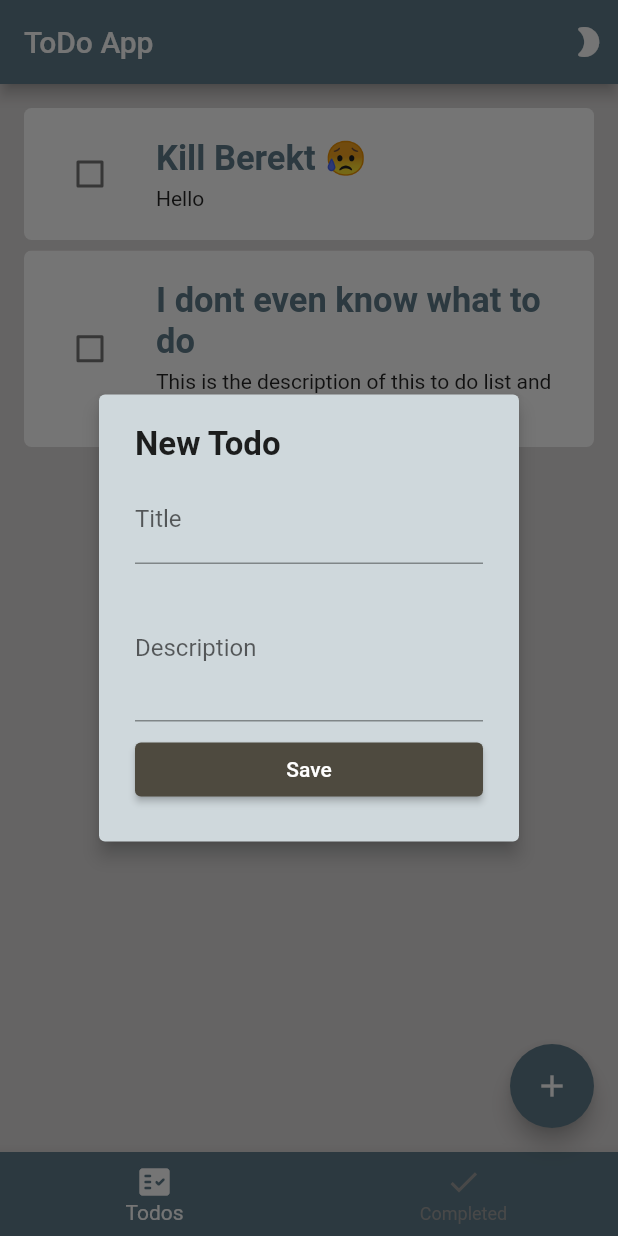
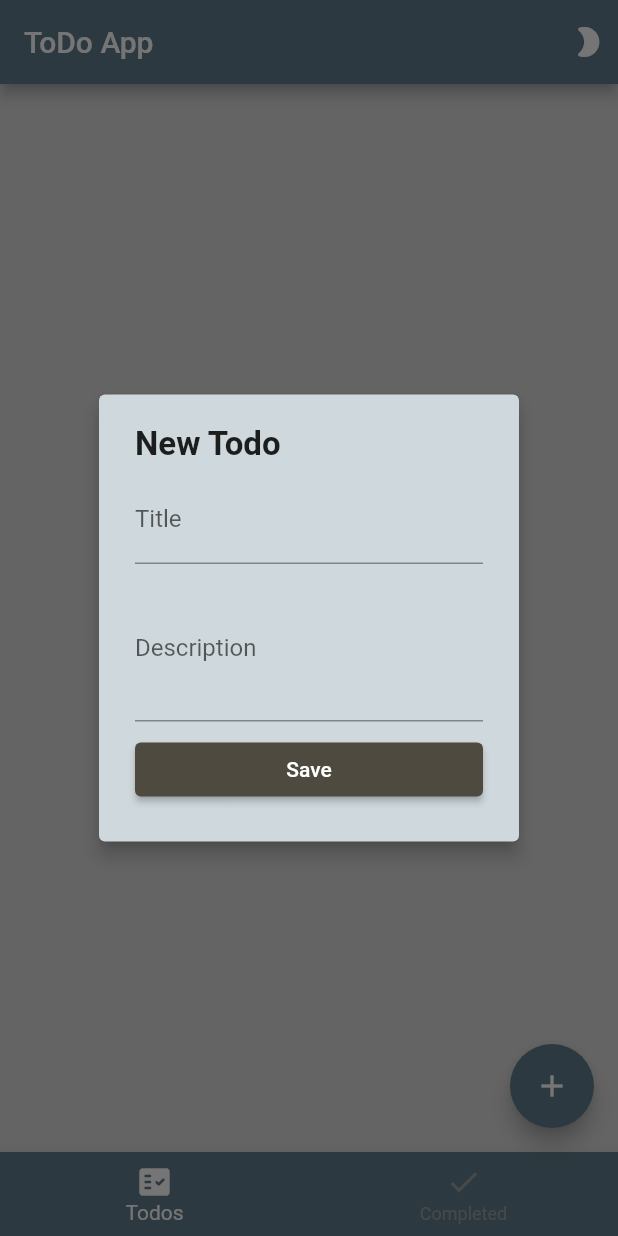
Before and after one commit to BrookFeleke/Todo, a Flutter app: the screen it shows after launch, after a tap on the "add" icon, on a phone screen of 412 x 824 dp. Run offline on Flutter 3.47's test engine with Material 2 defaults, Android fonts, the phone set to English and light mode, and no system bars; drawn by our look-alikes of flutter_slidable.

Commit message:
:white_check_mark: most functionality complete, firebase integration next

```diff
--- a/lib/page/homepage.dart
+++ b/lib/page/homepage.dart
@@ -18,10 +18,10 @@ class _HomePageState extends State<HomePage> {
   Widget build(BuildContext context) {
     final tabs = [
       const TodoListWidget(),
-      CompletedListWidget(),
+      const CompletedListWidget(),
     ];
     return Scaffold(
-      backgroundColor: Color.fromARGB(255, 221, 218, 218),
+      backgroundColor: const  Color.fromARGB(255, 221, 218, 218),
       appBar: AppBar(
         actions: const  [
          Padding(
@@ -29,7 +29,7 @@ class _HomePageState extends State<HomePage> {
             child: Icon(Icons.mode_night_rounded),
           )
         ],
-        title: Text(MyApp.title),
+        title: const Text(MyApp.title),
       ),
       bottomNavigationBar: BottomNavigationBar(
         backgroundColor: Theme.of(context).primaryColor,
@@ -49,12 +49,12 @@ class _HomePageState extends State<HomePage> {
       ),
       body: tabs[_selectedIndex],
       floatingActionButton: FloatingActionButton(
-        child: Icon(Icons.add),
+        child: const  Icon(Icons.add),
         onPressed: () {
           showDialog(
               context: context,
               builder: (_) {
-                return AddTodoDialogWidget();
+                return const AddTodoDialogWidget();
               },
               barrierDismissible: false);
         },
--- a/lib/provider/todos.dart
+++ b/lib/provider/todos.dart
@@ -1,15 +1,16 @@
 import 'package:flutter/material.dart';
 import '../model/todo.dart';
 class TodosProvider extends ChangeNotifier {
+  // ignore: prefer_final_fields
   List<Todo> _todo = [
-    Todo(
-      createdTime: DateTime.now(),
-      title: 'Kill Berekt 😥',
-description: 'Hello',
-    ),
-    Todo(createdTime: DateTime.now(),
-    title: 'I dont even know what to do',
-    description: 'This is the description of this to do list and it is todo to do bla bla bla')
+//     Todo(
+//       createdTime: DateTime.now(),
+//       title: 'Kill Berekt 😥',
+// description: 'Hello',
+//     ),
+//     Todo(createdTime: DateTime.now(),
+//     title: 'I dont even know what to do',
+//     description: 'This is the description of this to do list and it is todo to do bla bla bla')
   ];
 
 
@@ -30,7 +31,14 @@ description: 'Hello',
 
   bool toggleTodoState(Todo todo){
     todo.isDone = !todo.isDone;
+    notifyListeners();
     return todo.isDone;
+  }
+
+  void updateTodo(Todo todo, String title, String description) {
+    todo.title = title;
+    todo.description = description;
+
     notifyListeners();
   }
 }
--- a/lib/widget/Todo_form_widget.dart
+++ b/lib/widget/Todo_form_widget.dart
@@ -44,7 +44,7 @@ class TodoFormWidget extends StatelessWidget {
           return null;
         },
         decoration:
-            InputDecoration(border: UnderlineInputBorder(), labelText: 'Title'),
+            const InputDecoration(border: UnderlineInputBorder(), labelText: 'Title'),
       );
   Widget buildDescription() => TextFormField(
         initialValue: description,
@@ -60,6 +60,6 @@ class TodoFormWidget extends StatelessWidget {
         child: const  Text("Save"),
         style: ButtonStyle(
             alignment: Alignment.center,
-            backgroundColor: MaterialStateProperty.all(Color.fromARGB(255, 78, 74, 63)))),
+            backgroundColor: MaterialStateProperty.all(const Color.fromARGB(255, 78, 74, 63)))),
   );
 }
--- a/lib/widget/Todo_widget.dart
+++ b/lib/widget/Todo_widget.dart
@@ -4,6 +4,7 @@ import 'package:provider/provider.dart';
 import 'package:todo/provider/todos.dart';
 import 'package:todo/utils.dart';
 import '../model/todo.dart';
+import '../page/edit_todo_page.dart';
 
 class TodoWidget extends StatelessWidget {
   final Todo? todo;
@@ -14,19 +15,19 @@ class TodoWidget extends StatelessWidget {
   Widget build(BuildContext context) => ClipRRect(
         borderRadius: BorderRadius.circular(5),
         child: Slidable(
-          actionPane: SlidableDrawerActionPane(),
+          actionPane: const SlidableDrawerActionPane(),
           actions: [
             IconSlideAction(
               color: Colors.green,
               caption: 'Edit',
               icon: Icons.edit,
-              onTap: () {},
+              onTap: () => editTodo(context, todo!),
             ),
           ],
           secondaryActions: [
             IconSlideAction(
               icon: Icons.delete,
-              color: Color.fromARGB(255, 247, 93, 82),
+              color: const Color.fromARGB(255, 247, 93, 82),
               caption: 'Delete',
               onTap: () => deleteTodo(context, todo!),
             )
@@ -35,7 +36,9 @@ class TodoWidget extends StatelessWidget {
           key: Key(todo!.id.toString()),
         ),
       );
-  Widget buildTodo(BuildContext context) => Container(
+  Widget buildTodo(BuildContext context) => GestureDetector(
+    onTap: () => editTodo(context,todo!),
+    child: Container(
           color: Colors.white,
           padding: const EdgeInsets.all(20),
           child: Row(
@@ -77,6 +80,7 @@ class TodoWidget extends StatelessWidget {
               ))
             ],
           ),
+        ),
   );
 
   void deleteTodo(BuildContext context, Todo todo) {
@@ -85,4 +89,7 @@ class TodoWidget extends StatelessWidget {
 
     Utils.showSnackBar(context, 'Deleted the task');
   }
+
+  void editTodo(BuildContext context, Todo todo) => Navigator.of(context)
+      .push(MaterialPageRoute(builder: (context) => EditTodoPage(todo: todo)));
 }
--- a/lib/widget/add_todo_dialog.dart
+++ b/lib/widget/add_todo_dialog.dart
@@ -2,7 +2,7 @@ import 'package:flutter/material.dart';
 import 'package:provider/provider.dart';
 import 'package:todo/model/todo.dart';
 import 'package:todo/provider/todos.dart';
-import './Todo_form_widget.dart';
+import 'todo_form_widget.dart';
 
 class AddTodoDialogWidget extends StatefulWidget {
   const AddTodoDialogWidget({Key? key}) : super(key: key);
--- a/lib/widget/todo_list_widget.dart
+++ b/lib/widget/todo_list_widget.dart
@@ -1,7 +1,6 @@
 import 'package:flutter/material.dart';
 import 'package:provider/provider.dart';
-import 'package:todo/model/todo.dart';
-import './Todo_widget.dart';
+import 'todo_widget.dart';
 import '../provider/todos.dart';
 
 class TodoListWidget extends StatelessWidget {
@@ -12,10 +11,14 @@ class TodoListWidget extends StatelessWidget {
     final provider = Provider.of<TodosProvider>(context);
     final todos = provider.todos;
 
-    return todos.isEmpty?Center(child: Text("No todos")):ListView.separated(
-      separatorBuilder: ((context, index) => Container(height: 7,)),
-      physics: BouncingScrollPhysics(),
-      padding: EdgeInsets.all(16),
+    return todos.isEmpty
+        ? const Center(child: Text("No todos"))
+        : ListView.separated(
+            separatorBuilder: ((context, index) => Container(
+                  height: 7,
+                )),
+            physics: const BouncingScrollPhysics(),
+            padding: const EdgeInsets.all(16),
             itemCount: todos.length,
             itemBuilder: (context, index) {
               final todo = todos[index];
```
Also changed, not shown: lib/page/edit_todo_page.dart (added, +71 -0 lines), lib/widget/completed_list_widget.dart (+10 -6 lines). Lines whose indentation alone changed are shown as unchanged.
